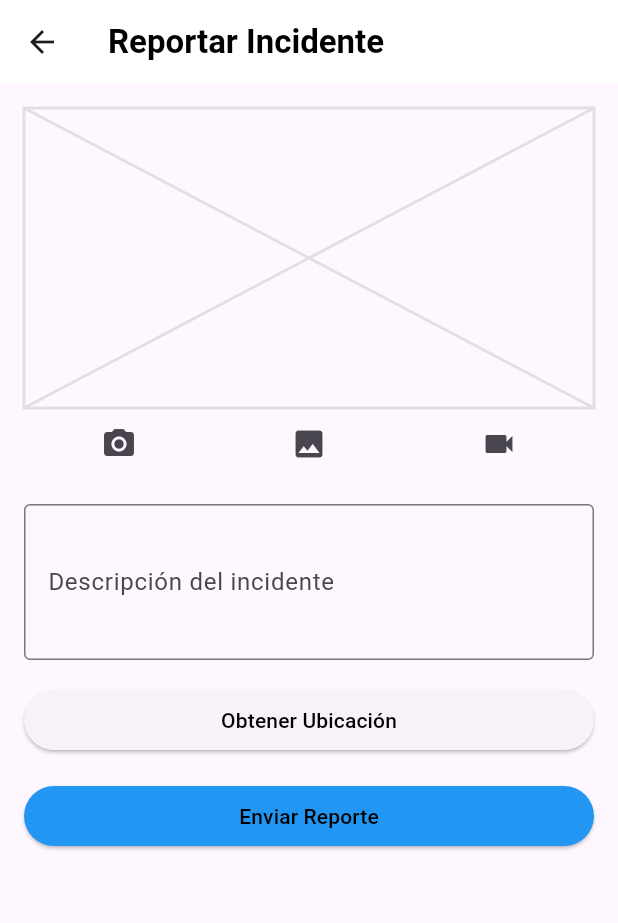
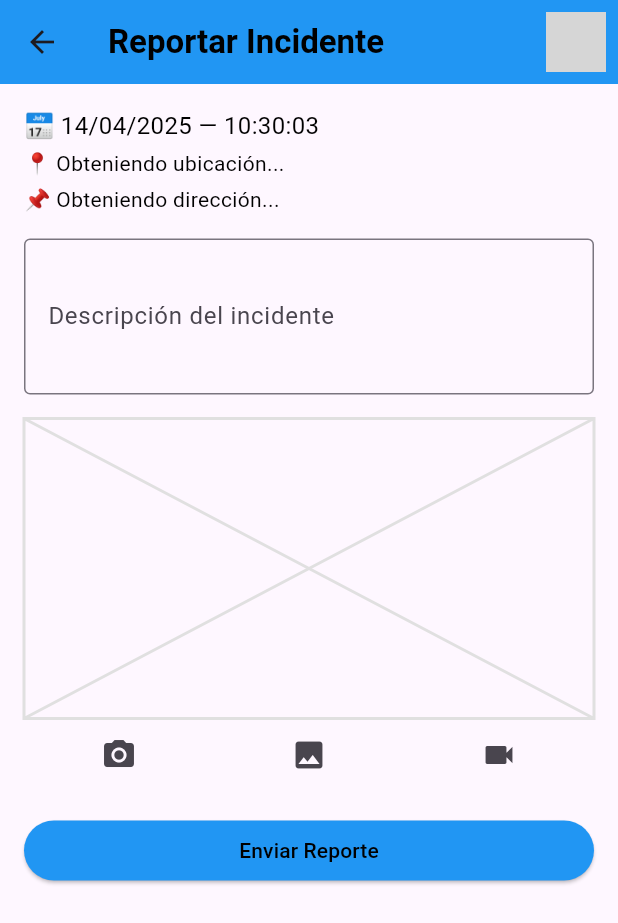
Before and after one commit to richrdPere/13.-App-Sistema-de-Patrullaje-Cusco, a Flutter app: the IncidentReportScreen screen opened directly, after a tap on the "camera alt" icon, on a phone screen of 412 x 824 dp. Shown: the top 923 px of the screen. Run offline on Flutter 3.47's test engine with Material 3 defaults, Android fonts, the phone set to English and light mode, and no system bars; our stand-ins replace cloud_firestore, firebase_auth, firebase_core, firebase_storage, geocoding, geolocator and 3 more; accounts and stored records are empty; network calls fail; grey boxes are pictures that could not be loaded.

Commit message:
integracion de la direccion, fecha y hora, y de datos georreferenciales en el screen reporte

```diff
--- a/lib/screens/report/IncidentReportScreen.dart
+++ b/lib/screens/report/IncidentReportScreen.dart
@@ -4,7 +4,12 @@ import 'package:firebase_storage/firebase_storage.dart';
 import 'package:cloud_firestore/cloud_firestore.dart';
 import 'package:image_picker/image_picker.dart';
 import 'package:geolocator/geolocator.dart';
+import 'package:patrullaje_serenazgo_cusco/screens/profile/ProfileScreen.dart';
 import 'dart:io';
+
+import 'dart:async';
+
+import 'package:patrullaje_serenazgo_cusco/services/AddressService.dart';
 
 class IncidentReportScreen extends StatefulWidget {
   @override
@@ -21,13 +26,36 @@ class _IncidentReportScreenState extends State<IncidentReportScreen> {
 
   // Variable para almacenar la ubicación
   String? _location;
+  DateTime currentTime = DateTime.now();
+  Position? currentPosition;
+  String? _direccion;
+  Timer? _timer;
+
+  // Variables locales
+  String? _Lat;
+  String? _Lon;
 
   // Instancia de Firebase Authentication
   final _firebaseAuth = FirebaseAuth.instance;
 
   @override
+  void initState() {
+    super.initState();
+    _startClock(); // ⏰ Iniciar reloj en tiempo real
+    _getLocation(); // 📍 Obtener ubicación GPS al iniciar
+  }
+
+  /// ⏰ Iniciar el temporizador para actualizar la hora cada segundo
+  void _startClock() {
+    _timer = Timer.periodic(const Duration(seconds: 1), (_) {
+      setState(() => currentTime = DateTime.now());
+    });
+  }
+
+  @override
   void dispose() {
     _descriptionController.dispose();
+    _timer?.cancel(); // ❌ Detener el temporizador al salir de la pantalla
     super.dispose();
   }
 
@@ -56,14 +84,26 @@ class _IncidentReportScreenState extends State<IncidentReportScreen> {
 
   /// Método para obtener la ubicación actual del usuario
   Future<void> _getLocation() async {
-    try {
-      Position position = await Geolocator.getCurrentPosition(
-          desiredAccuracy: LocationAccuracy.high);
+    final permission = await Geolocator.requestPermission();
+    if (permission == LocationPermission.denied ||
+        permission == LocationPermission.deniedForever) {
+      return;
+    }
+
+    final pos = await Geolocator.getCurrentPosition(
+        // ignore: deprecated_member_use
+        desiredAccuracy: LocationAccuracy.high);
+
+    if (mounted) {
+      final addressService = AddressService();
+      final direccionObtenida = await addressService.getAddressFromCoordinates(
+        pos.latitude,
+        pos.longitude,
+      );
       setState(() {
-        _location = "${position.latitude}, ${position.longitude}";
+        currentPosition = pos;
+        _direccion = direccionObtenida;
       });
-    } catch (e) {
-      print("Error obteniendo ubicación: $e");
     }
   }
 
@@ -124,6 +164,12 @@ class _IncidentReportScreenState extends State<IncidentReportScreen> {
     _clearForm();
   }
 
+  // Formatear los datos
+  String _formatDate(DateTime dt) {
+    return "${dt.day.toString().padLeft(2, '0')}/${dt.month.toString().padLeft(2, '0')}/${dt.year} — "
+        "${dt.hour.toString().padLeft(2, '0')}:${dt.minute.toString().padLeft(2, '0')}:${dt.second.toString().padLeft(2, '0')}";
+  }
+
   /// Método para limpiar el formulario después de enviar el reporte
   void _clearForm() {
     setState(() {
@@ -137,6 +183,12 @@ class _IncidentReportScreenState extends State<IncidentReportScreen> {
 
   @override
   Widget build(BuildContext context) {
+    final bool isDarkMode = Theme.of(context).brightness == Brightness.dark;
+    final Color primaryColor = isDarkMode ? Colors.blueGrey : Colors.blue;
+    final Color secondaryColor = isDarkMode ? Colors.greenAccent : Colors.green;
+
+    final gps = currentPosition;
+
     return Scaffold(
       appBar: AppBar(
         title: Text(
@@ -146,19 +198,75 @@ class _IncidentReportScreenState extends State<IncidentReportScreen> {
             fontWeight: FontWeight.bold,
           ),
         ),
-        backgroundColor: Colors.white,
+        backgroundColor: primaryColor,
+        actions: [
+          IconButton(
+            icon: CircleAvatar(
+              backgroundImage: NetworkImage("https://i.pravatar.cc/150?img=5"),
+            ),
+            onPressed: () {
+              Navigator.push(
+                context,
+                MaterialPageRoute(builder: (context) => const ProfileScreen()),
+              );
+            },
+          ),
+        ],
       ),
       body: SingleChildScrollView(
         padding: EdgeInsets.all(16.0),
         child: Column(
           crossAxisAlignment: CrossAxisAlignment.stretch,
           children: [
-            // Vista previa de la imagen seleccionada
+            // 1.- Cuadro con la ubicación actual
+            // Fecha
+            Text(
+              "📅 ${_formatDate(currentTime)}",
+              style: const TextStyle(fontSize: 16, color: Colors.black),
+            ),
+            const SizedBox(height: 4),
+
+            // Latitud / Longitud
+            if (gps != null)
+              Text(
+                "📍 Lat: ${gps.latitude.toStringAsFixed(6)}  "
+                "Lon: ${gps.longitude.toStringAsFixed(6)}",
+                style: const TextStyle(color: Colors.black),
+              )
+            else
+              const Text("📍 Obteniendo ubicación...",
+                  style: TextStyle(color: Colors.black)),
+            const SizedBox(height: 4),
+
+            // Dirección
+            if (_direccion != null)
+              Text(
+                "📌 Dirección: $_direccion",
+                style: const TextStyle(color: Colors.black),
+              )
+            else
+              const Text("📌 Obteniendo dirección...",
+                  style: TextStyle(color: Colors.black)),
+
+            SizedBox(height: 16.0),
+
+            // 2.- Campo de texto para la descripción del incidente
+            TextField(
+              controller: _descriptionController,
+              decoration: InputDecoration(
+                labelText: 'Descripción del incidente',
+                border: OutlineInputBorder(),
+              ),
+              maxLines: 3,
+            ),
+            SizedBox(height: 16.0),
+
+            // 3.- Vista previa de la imagen seleccionada
             _imageFile != null
                 ? Image.file(_imageFile!, height: 200, fit: BoxFit.cover)
                 : Placeholder(fallbackHeight: 200, color: Colors.grey.shade300),
 
-            // Botones para seleccionar medios
+            // 4.- Botones para seleccionar medios
             Row(
               mainAxisAlignment: MainAxisAlignment.spaceAround,
               children: [
@@ -178,30 +286,7 @@ class _IncidentReportScreenState extends State<IncidentReportScreen> {
             ),
             SizedBox(height: 16.0),
 
-            // Campo de texto para la descripción del incidente
-            TextField(
-              controller: _descriptionController,
-              decoration: InputDecoration(
-                labelText: 'Descripción del incidente',
-                border: OutlineInputBorder(),
-              ),
-              maxLines: 3,
-            ),
-            SizedBox(height: 16.0),
-
-            // Botón para obtener la ubicación actual
-            ElevatedButton(
-              onPressed: _getLocation,
-              child: Text(
-                _location != null
-                    ? "Ubicación: $_location"
-                    : "Obtener Ubicación",
-                style: TextStyle(color: Colors.black),
-              ),
-            ),
-            SizedBox(height: 16.0),
-
-            // Botón para enviar el reporte
+            // 5.- Botón para enviar el reporte
             ElevatedButton(
               onPressed: _uploadReport,
               style: ElevatedButton.styleFrom(
--- a/pubspec.yaml
+++ b/pubspec.yaml
@@ -45,6 +45,8 @@ dependencies:
   flutter_polyline_points: ^2.1.0
   google_maps_flutter_platform_interface_ground_overlays: ^1.0.1
   http: ^1.3.0
+  geocoding: ^3.0.0
+  image: ^4.1.3                  # Para editar la imagen y superponerle texto
 
 dev_dependencies:
   flutter_test:
```
Also changed, not shown: lib/models/PositionData.dart (added, +15 -0 lines), lib/screens/alerts/IncidentAlertScreen.dart (+19 -1 lines), lib/screens/chats/ChatsScreen.dart (+26 -1 lines), lib/screens/map/PatrolMapScreen.dart (+28 -1 lines), lib/screens/resume/ResumeScreen.dart (+7 -1 lines), lib/services/AddressService.dart (added, +30 -0 lines), lib/services/PositionService.dart (added, +25 -0 lines), pubspec.lock.
